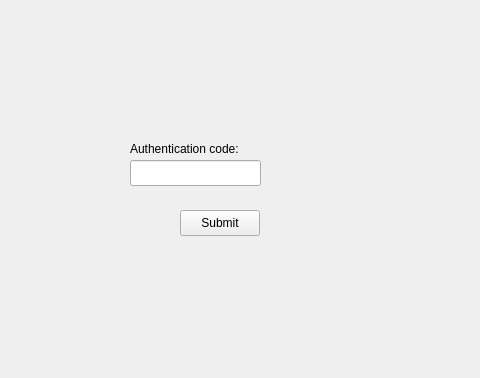
The window that client/forms/authenticationcode.ui (Eric-dot-png/Project-OOM) describes before a commit, drawn with Qt 5; both pictures show x 0 to 480 and y 0 to 378 of the 640 by 480 pixel window.
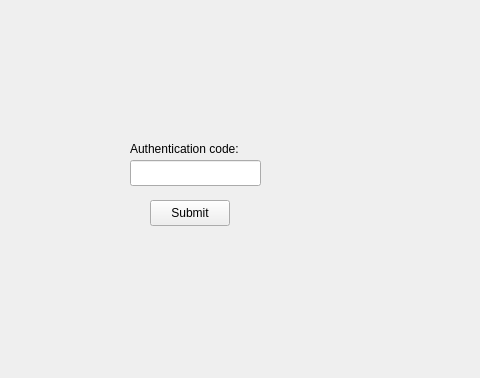
The same window after the commit.

```diff
--- a/client/forms/authenticationcode.ui
+++ b/client/forms/authenticationcode.ui
@@ -39,8 +39,8 @@
   <widget class="QPushButton" name="submitButton">
    <property name="geometry">
     <rect>
-     <x>180</x>
-     <y>210</y>
+     <x>150</x>
+     <y>200</y>
      <width>80</width>
      <height>26</height>
     </rect>
```
